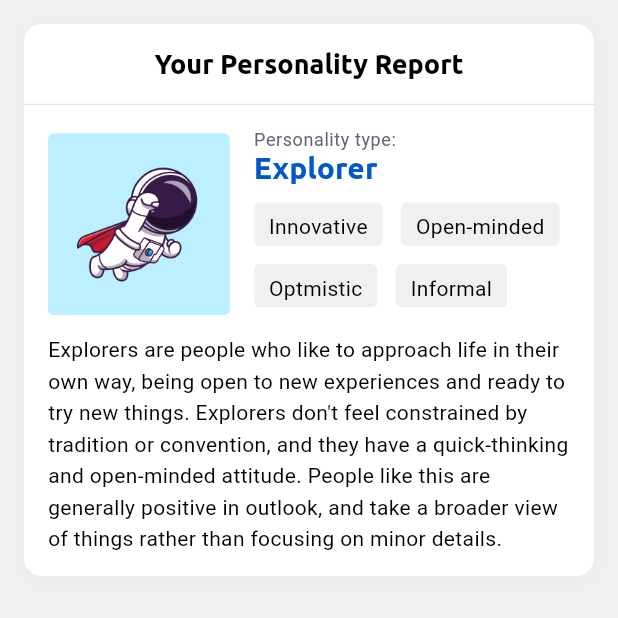
After one commit to afhslll/quiz_app_flutter, a Flutter app: the ResultScreen screen opened by its route, on a phone screen of 412 x 824 dp, the top half of it. The commit adds this screen. Run offline on Flutter 3.47's test engine with Material 2 defaults, Android fonts, the phone set to English and light mode, and no system bars; our stand-ins replace get_it; project files that could hold a hidden picture were left out.

Commit message:
Add personality report

```diff
--- a/lib/core/router/router.dart
+++ b/lib/core/router/router.dart
@@ -1,8 +1,10 @@
 import 'package:flutter/material.dart';
 import 'package:quiz_app/ui/view/quiz_screen.dart';
+import 'package:quiz_app/ui/view/result_screen.dart';
 
 class NavigationRouter {
   static const String quizRoute = 'quizRoute';
+  static const String resultRoute = 'resultRoute';
 
   static MaterialPageRoute _pageRoute(Widget page, {RouteSettings? settings}) {
     return MaterialPageRoute(builder: (_) => page, settings: settings);
@@ -12,6 +14,8 @@ class NavigationRouter {
     switch (settings.name) {
       case quizRoute:
         return _pageRoute(QuizScreen());
+      case resultRoute:
+        return _pageRoute(ResultScreen());
       default:
         return MaterialPageRoute(
           builder: (_) => Scaffold(
--- a/lib/ui/view/quiz_screen.dart
+++ b/lib/ui/view/quiz_screen.dart
@@ -4,6 +4,7 @@ import 'package:quiz_app/core/constant/measurement_constant.dart';
 import 'package:quiz_app/core/enum/question_type.dart';
 import 'package:quiz_app/core/enum/view_state.dart';
 import 'package:quiz_app/core/model/question_info.dart';
+import 'package:quiz_app/core/router/router.dart';
 import 'package:quiz_app/core/service/locator/locator.dart';
 import 'package:quiz_app/core/service/navigation/navigation_service.dart';
 import 'package:quiz_app/core/viewmodel/quiz_viewmodel.dart';
@@ -96,19 +97,8 @@ class QuizScreen extends StatelessWidget {
                               buttonColor: ThemeColor.primary,
                               buttonText: 'Submit',
                               onTap: () {
-                                showActionDialog(
-                                    context: context,
-                                    titleText: 'Congratulations!',
-                                    descriptionText:
-                                        'You have completed the test. To view your result, you need to subscribe to a plan.',
-                                    negativeText: 'No, thanks',
-                                    positiveText: 'Subscribe',
-                                    onTapNegative: () {
-                                      _navigationService.pop();
-                                    },
-                                    onTapPositive: () {
-                                      _navigationService.popToTop();
-                                    });
+                                _navigationService
+                                    .navigateTo(NavigationRouter.resultRoute);
                               }),
                         ),
                       ],
--- /dev/null
+++ b/lib/ui/view/result_screen.dart
@@ -0,0 +1,119 @@
+import 'package:flutter/material.dart';
+import 'package:quiz_app/core/constant/measurement_constant.dart';
+import 'package:quiz_app/core/constant/path_constant.dart';
+import 'package:quiz_app/ui/shared/style/common_style.dart';
+import 'package:quiz_app/ui/shared/style/roboto_style.dart';
+import 'package:quiz_app/ui/shared/style/ubuntu_style.dart';
+import 'package:quiz_app/ui/shared/theme_color.dart';
+import 'package:quiz_app/ui/widget/wrap_chip.dart';
+
+class ResultScreen extends StatelessWidget {
+  const ResultScreen({Key? key}) : super(key: key);
+
+  @override
+  Widget build(BuildContext context) {
+    return Scaffold(
+      backgroundColor: ThemeColor.lightestGrey,
+      body: SingleChildScrollView(
+        padding: EdgeInsets.all(ConstantMeasurement.screenPadding),
+        child: Column(
+          crossAxisAlignment: CrossAxisAlignment.stretch,
+          children: [
+            SafeArea(
+              bottom: false,
+              child: _buildReportView(context: context),
+            ),
+          ],
+        ),
+      ),
+    );
+  }
+
+  Widget _buildReportView({BuildContext? context}) {
+    return Container(
+      decoration: BoxDecoration(
+        boxShadow: [CommonStyle.boxShadow2],
+        borderRadius:
+            BorderRadius.circular(ConstantMeasurement.mediumBorderRadius),
+        color: ThemeColor.white,
+      ),
+      child: Column(
+        crossAxisAlignment: CrossAxisAlignment.stretch,
+        children: [
+          Padding(
+            padding: const EdgeInsets.all(16.0),
+            child: Text(
+              'Your Personality Report',
+              style: UbuntuStyle.h3.copyWith(color: ThemeColor.black),
+              textAlign: TextAlign.center,
+            ),
+          ),
+          Divider(
+              height: 1,
+              thickness: 0.5,
+              color: ThemeColor.grey.withOpacity(0.3)),
+          Padding(
+            padding: const EdgeInsets.all(16.0),
+            child: Column(
+              crossAxisAlignment: CrossAxisAlignment.stretch,
+              children: [
+                Row(
+                  children: [
+                    ClipRRect(
+                      borderRadius: BorderRadius.circular(
+                          ConstantMeasurement.smallBorderRadius),
+                      child: Image.asset(
+                        ConstantAssetsString.astronaut,
+                        height: MediaQuery.of(context!).size.width / 3.4,
+                      ),
+                    ),
+                    Expanded(
+                        child: Padding(
+                      padding: const EdgeInsets.only(left: 16.0),
+                      child: Column(
+                        crossAxisAlignment: CrossAxisAlignment.stretch,
+                        children: [
+                          Text(
+                            'Personality type:',
+                            style: RobotoStyle.caption
+                                .copyWith(color: ThemeColor.grey),
+                          ),
+                          Text(
+                            'Explorer',
+                            style: UbuntuStyle.h2
+                                .copyWith(color: ThemeColor.primary),
+                          ),
+                          SizedBox(
+                            height: 4,
+                          ),
+                          WrapChip(
+                            items: [
+                              'Innovative',
+                              'Open-minded',
+                              'Optmistic',
+                              'Informal'
+                            ],
+                            backgroundColor: ThemeColor.lightestGrey,
+                            textColor: ThemeColor.black,
+                          )
+                        ],
+                      ),
+                    ))
+                  ],
+                ),
+                Padding(
+                  padding: const EdgeInsets.only(top: 8.0),
+                  child: Text(
+                    "Explorers are people who like to approach life in their own way, being open to new experiences and ready to try new things. Explorers don't feel constrained by tradition or convention, and they have a quick-thinking and open-minded attitude. People like this are generally positive in outlook, and take a broader view of things rather than focusing on minor details.",
+                    style: RobotoStyle.body2
+                        .copyWith(color: ThemeColor.black, height: 1.5),
+                  ),
+                ),
+              ],
+            ),
+          )
+        ],
+      ),
+    );
+  }
+}
--- /dev/null
+++ b/lib/ui/widget/wrap_chip.dart
@@ -0,0 +1,46 @@
+import 'package:flutter/material.dart';
+import 'package:quiz_app/core/constant/measurement_constant.dart';
+import 'package:quiz_app/ui/shared/style/roboto_style.dart';
+import 'package:quiz_app/ui/shared/theme_color.dart';
+
+class WrapChip extends StatelessWidget {
+  final List<String>? items;
+  final double? borderRadius;
+  final Color? backgroundColor;
+  final Color? textColor;
+  const WrapChip({
+    this.items,
+    this.borderRadius,
+    this.backgroundColor,
+    this.textColor,
+  });
+
+  @override
+  Widget build(BuildContext context) {
+    return Padding(
+      padding: const EdgeInsets.symmetric(vertical: 8.0),
+      child: Wrap(
+        spacing: 12.0,
+        runSpacing: 12.0,
+        alignment: WrapAlignment.start,
+        children: List.generate(
+          items?.length ?? 0,
+          (index) => Container(
+            padding: EdgeInsets.symmetric(horizontal: 10, vertical: 4),
+            decoration: BoxDecoration(
+              color: backgroundColor ?? ThemeColor.lightGrey,
+              borderRadius: BorderRadius.circular(
+                  borderRadius ?? ConstantMeasurement.smallBorderRadius),
+            ),
+            child: Text(
+              items?[index] ?? '',
+              style: RobotoStyle.body3.copyWith(
+                color: textColor ?? ThemeColor.black,
+              ),
+            ),
+          ),
+        ),
+      ),
+    );
+  }
+}
```
